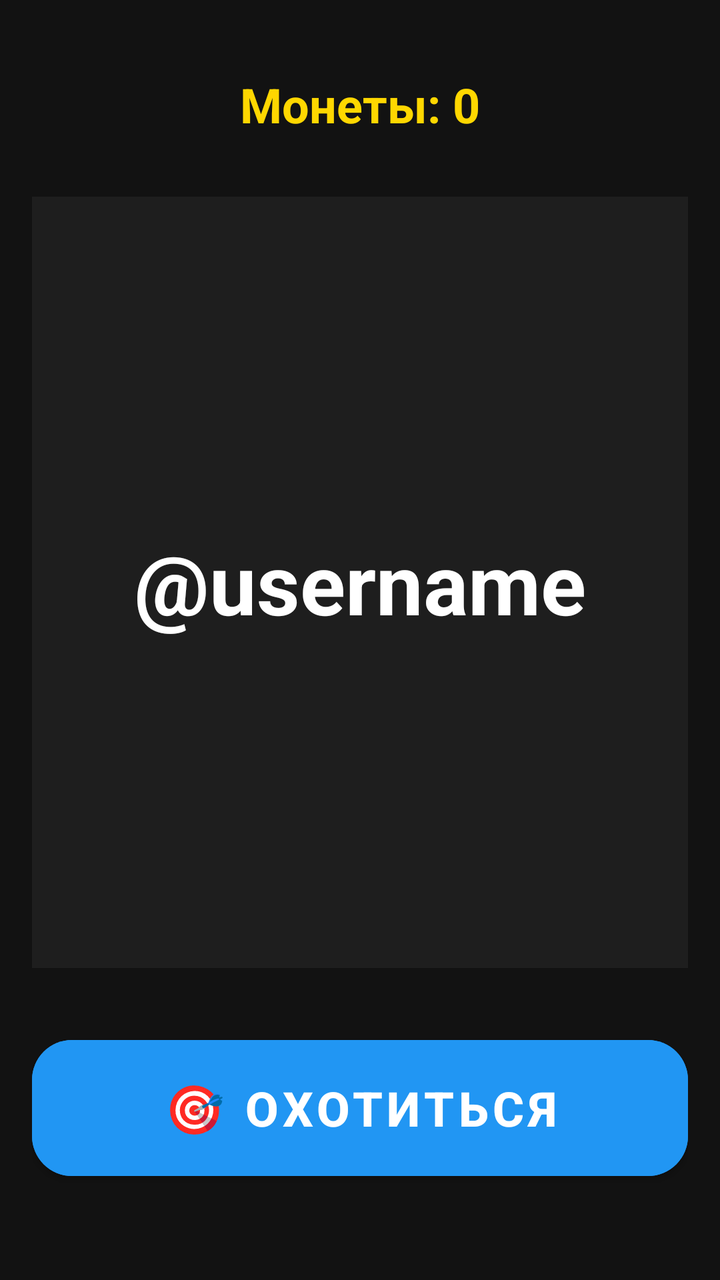
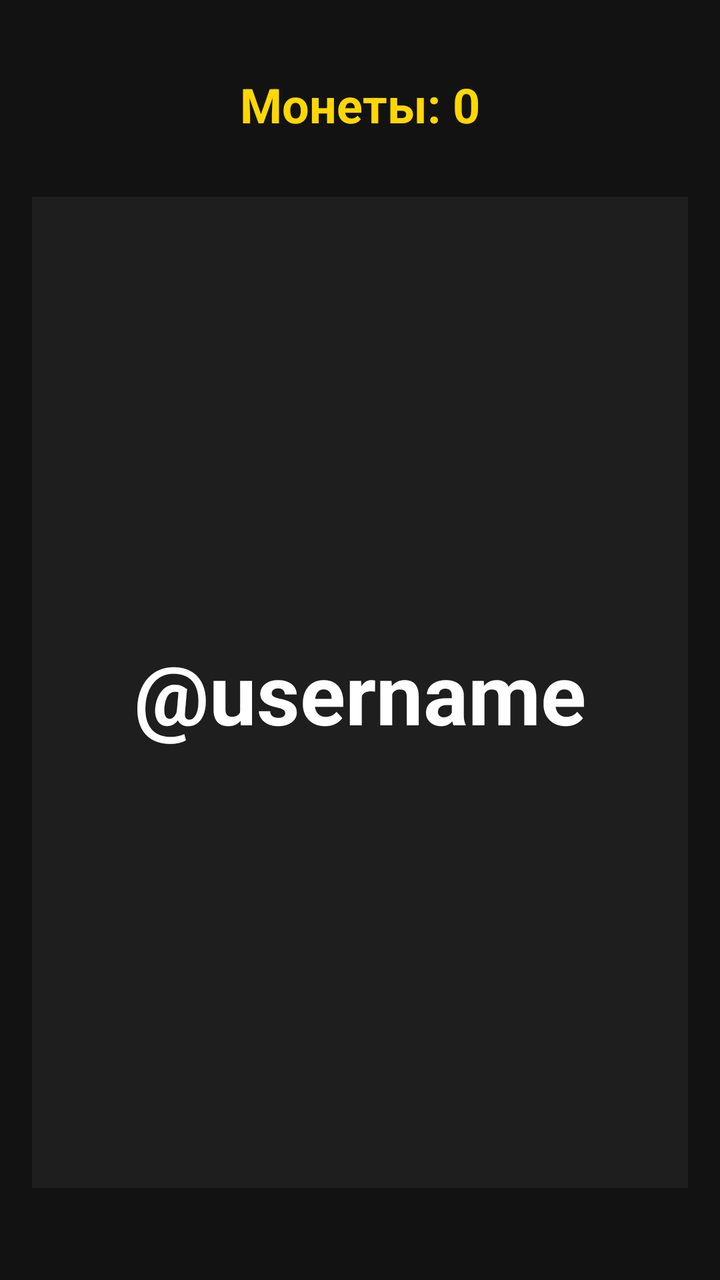

The first picture is an Android layout as it rendered before a commit; the second is the same layout after the commit. The layout source and the unified diff follow.
<!-- AndroidManifest.xml: application theme Theme.UserHunter -->
<!-- res/layout/activity_main.xml -->
<?xml version="1.0" encoding="utf-8"?>
<androidx.constraintlayout.widget.ConstraintLayout 
    xmlns:android="http://schemas.android.com/apk/res/android"
    xmlns:app="http://schemas.android.com/apk/res-auto"
    android:layout_width="match_parent"
    android:layout_height="match_parent"
    android:padding="16dp">

    <TextView
        android:id="@+id/tvCoins"
        android:layout_width="wrap_content"
        android:layout_height="wrap_content"
        android:text="@string/coins"
        android:textColor="#FFD700"
        android:textSize="24sp"
        android:textStyle="bold"
        app:layout_constraintTop_toTopOf="parent"
        app:layout_constraintStart_toStartOf="parent"
        app:layout_constraintEnd_toEndOf="parent"
        android:layout_marginTop="20dp"/>

    <TextView
        android:id="@+id/tvUsername"
        android:layout_width="match_parent"
        android:layout_height="0dp"
        android:gravity="center"
        android:text="@username"
        android:textColor="#FFFFFF"
        android:textSize="42sp"
        android:textStyle="bold"
        android:background="#1E1E1E"
        android:layout_marginTop="30dp"
        android:layout_marginBottom="30dp"
        app:layout_constraintTop_toBottomOf="@id/tvCoins"
        app:layout_constraintBottom_toTopOf="@id/btnHunt"/>

    <Button
        android:id="@+id/btnHunt"
        android:layout_width="match_parent"
        android:layout_height="80dp"
        android:text="@string/hunt_button"
        android:textSize="24sp"
        android:textStyle="bold"
        android:textColor="#FFFFFF"
        android:backgroundTint="#2196F3"
        app:cornerRadius="20dp"
        app:layout_constraintBottom_toBottomOf="parent"
        android:layout_marginBottom="30dp"/>

</androidx.constraintlayout.widget.ConstraintLayout>
<!-- resources referenced by this layout -->
<resources>
  <string name="coins">Монеты: 0</string>
  <string name="hunt_button">🎯 ОХОТИТЬСЯ</string>
  <style name="Theme.UserHunter" parent="Theme.MaterialComponents.DayNight.NoActionBar">
          <item name="colorPrimary">#2196F3</item>
          <item name="colorPrimaryVariant">#1976D2</item>
          <item name="colorOnPrimary">#FFFFFF</item>
          <item name="android:statusBarColor">#121212</item>
          <item name="android:windowBackground">#121212</item>
      </style>
</resources>

<!-- the commit's change to res/layout/activity_main.xml (unified diff, before → after) -->
@@ -2,9 +2,11 @@
 <androidx.constraintlayout.widget.ConstraintLayout 
     xmlns:android="http://schemas.android.com/apk/res/android"
     xmlns:app="http://schemas.android.com/apk/res-auto"
+    android:id="@+id/rootLayout"
     android:layout_width="match_parent"
     android:layout_height="match_parent"
-    android:padding="16dp">
+    android:padding="16dp"
+    android:background="#121212">
 
     <TextView
         android:id="@+id/tvCoins"
@@ -32,19 +34,6 @@
         android:layout_marginTop="30dp"
         android:layout_marginBottom="30dp"
         app:layout_constraintTop_toBottomOf="@id/tvCoins"
-        app:layout_constraintBottom_toTopOf="@id/btnHunt"/>
-
-    <Button
-        android:id="@+id/btnHunt"
-        android:layout_width="match_parent"
-        android:layout_height="80dp"
-        android:text="@string/hunt_button"
-        android:textSize="24sp"
-        android:textStyle="bold"
-        android:textColor="#FFFFFF"
-        android:backgroundTint="#2196F3"
-        app:cornerRadius="20dp"
-        app:layout_constraintBottom_toBottomOf="parent"
-        android:layout_marginBottom="30dp"/>
+        app:layout_constraintBottom_toBottomOf="parent"/>
 
 </androidx.constraintlayout.widget.ConstraintLayout>
<!-- resource entries referenced after the edit -->
@@ -1,7 +1,6 @@
 <!-- resources referenced by this layout -->
 <resources>
   <string name="coins">Монеты: 0</string>
-  <string name="hunt_button">🎯 ОХОТИТЬСЯ</string>
   <style name="Theme.UserHunter" parent="Theme.MaterialComponents.DayNight.NoActionBar">
           <item name="colorPrimary">#2196F3</item>
           <item name="colorPrimaryVariant">#1976D2</item>
